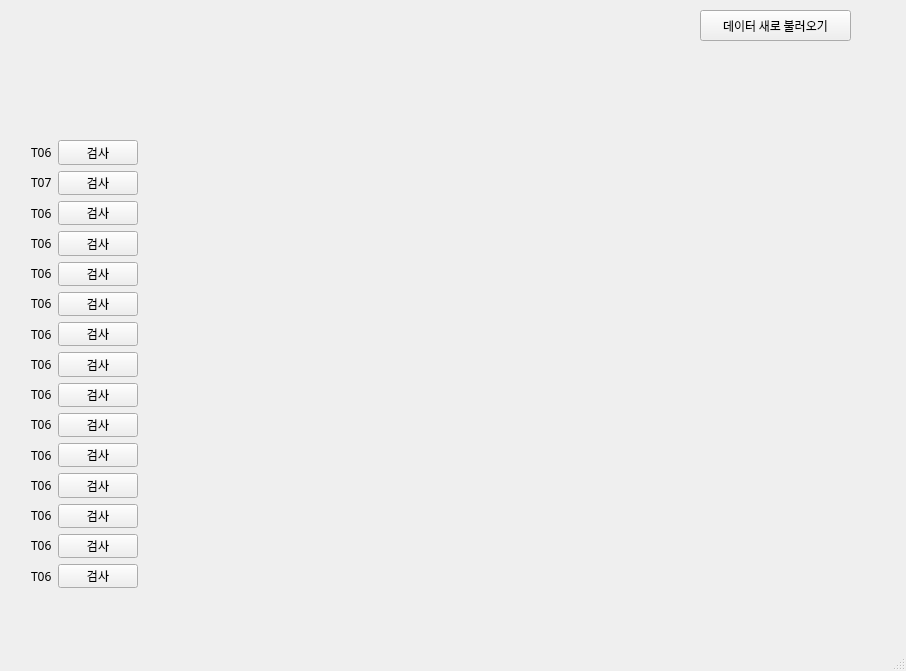
Before: the Qt Designer form ui/PX4Inspector.ui in Herrtane/PX4Inspector, drawn with Qt 5.
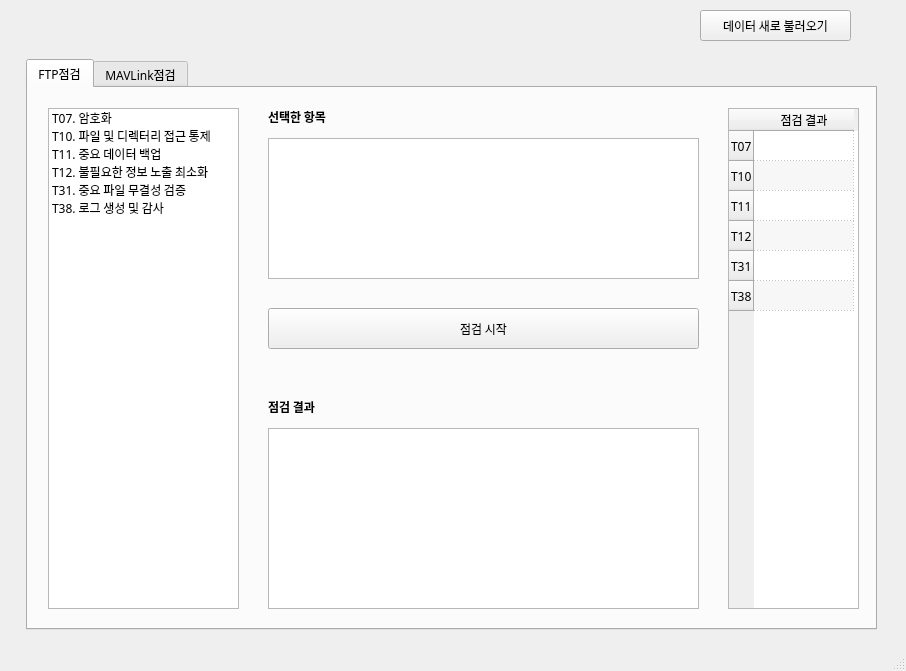
After: the same form once the commit is applied.

What changed in the file:
```diff
--- a/ui/PX4Inspector.ui
+++ b/ui/PX4Inspector.ui
@@ -69,6 +69,222 @@
      <string/>
     </property>
    </widget>
+   <widget class="QTabWidget" name="tabWidget">
+    <property name="geometry">
+     <rect>
+      <x>26</x>
+      <y>59</y>
+      <width>851</width>
+      <height>571</height>
+     </rect>
+    </property>
+    <property name="currentIndex">
+     <number>0</number>
+    </property>
+    <widget class="QWidget" name="FTPTab">
+     <attribute name="title">
+      <string>FTP점검</string>
+     </attribute>
+     <widget class="QTableWidget" name="ftp_result_tableWidget">
+      <property name="geometry">
+       <rect>
+        <x>700</x>
+        <y>20</y>
+        <width>131</width>
+        <height>501</height>
+       </rect>
+      </property>
+      <property name="sizeAdjustPolicy">
+       <enum>QAbstractScrollArea::AdjustIgnored</enum>
+      </property>
+      <property name="alternatingRowColors">
+       <bool>true</bool>
+      </property>
+      <property name="showGrid">
+       <bool>true</bool>
+      </property>
+      <property name="gridStyle">
+       <enum>Qt::DotLine</enum>
+      </property>
+      <attribute name="horizontalHeaderDefaultSectionSize">
+       <number>100</number>
+      </attribute>
+      <row>
+       <property name="text">
+        <string>T07</string>
+       </property>
+      </row>
+      <row>
+       <property name="text">
+        <string>T10</string>
+       </property>
+      </row>
+      <row>
+       <property name="text">
+        <string>T11</string>
+       </property>
+      </row>
+      <row>
+       <property name="text">
+        <string>T12</string>
+       </property>
+      </row>
+      <row>
+       <property name="text">
+        <string>T31</string>
+       </property>
+      </row>
+      <row>
+       <property name="text">
+        <string>T38</string>
+       </property>
+      </row>
+      <column>
+       <property name="text">
+        <string>점검 결과</string>
+       </property>
+      </column>
+      <item row="0" column="0">
+       <property name="text">
+        <string/>
+       </property>
+       <property name="flags">
+        <set>ItemIsSelectable|ItemIsDragEnabled|ItemIsDropEnabled|ItemIsUserCheckable|ItemIsEnabled</set>
+       </property>
+      </item>
+      <item row="1" column="0">
+       <property name="text">
+        <string/>
+       </property>
+      </item>
+      <item row="2" column="0">
+       <property name="text">
+        <string/>
+       </property>
+      </item>
+      <item row="3" column="0">
+       <property name="text">
+        <string/>
+       </property>
+      </item>
+      <item row="4" column="0">
+       <property name="text">
+        <string/>
+       </property>
+      </item>
+     </widget>
+     <widget class="QListWidget" name="ftp_listWidget">
+      <property name="geometry">
+       <rect>
+        <x>20</x>
+        <y>20</y>
+        <width>191</width>
+        <height>501</height>
+       </rect>
+      </property>
+      <item>
+       <property name="text">
+        <string>T07. 암호화</string>
+       </property>
+      </item>
+      <item>
+       <property name="text">
+        <string>T10. 파일 및 디렉터리 접근 통제</string>
+       </property>
+      </item>
+      <item>
+       <property name="text">
+        <string>T11. 중요 데이터 백업</string>
+       </property>
+      </item>
+      <item>
+       <property name="text">
+        <string>T12. 불필요한 정보 노출 최소화</string>
+       </property>
+      </item>
+      <item>
+       <property name="text">
+        <string>T31. 중요 파일 무결성 검증</string>
+       </property>
+      </item>
+      <item>
+       <property name="text">
+        <string>T38. 로그 생성 및 감사</string>
+       </property>
+      </item>
+     </widget>
+     <widget class="QPushButton" name="ftp_start_pushButton">
+      <property name="geometry">
+       <rect>
+        <x>240</x>
+        <y>220</y>
+        <width>431</width>
+        <height>41</height>
+       </rect>
+      </property>
+      <property name="text">
+       <string>점검 시작</string>
+      </property>
+     </widget>
+     <widget class="QTextEdit" name="ftp_dir_textEdit">
+      <property name="geometry">
+       <rect>
+        <x>240</x>
+        <y>340</y>
+        <width>431</width>
+        <height>181</height>
+       </rect>
+      </property>
+      <property name="readOnly">
+       <bool>true</bool>
+      </property>
+     </widget>
+     <widget class="QLabel" name="label">
+      <property name="geometry">
+       <rect>
+        <x>240</x>
+        <y>310</y>
+        <width>91</width>
+        <height>16</height>
+       </rect>
+      </property>
+      <property name="text">
+       <string>&lt;html&gt;&lt;head/&gt;&lt;body&gt;&lt;p&gt;&lt;span style=&quot; font-weight:600;&quot;&gt;점검 결과&lt;/span&gt;&lt;/p&gt;&lt;/body&gt;&lt;/html&gt;</string>
+      </property>
+     </widget>
+     <widget class="QLabel" name="label_2">
+      <property name="geometry">
+       <rect>
+        <x>240</x>
+        <y>20</y>
+        <width>91</width>
+        <height>16</height>
+       </rect>
+      </property>
+      <property name="text">
+       <string>&lt;html&gt;&lt;head/&gt;&lt;body&gt;&lt;p&gt;&lt;span style=&quot; font-weight:600;&quot;&gt;선택한 항목&lt;/span&gt;&lt;/p&gt;&lt;/body&gt;&lt;/html&gt;</string>
+      </property>
+     </widget>
+     <widget class="QTextEdit" name="ftp_selected_textEdit">
+      <property name="geometry">
+       <rect>
+        <x>240</x>
+        <y>50</y>
+        <width>431</width>
+        <height>141</height>
+       </rect>
+      </property>
+      <property name="readOnly">
+       <bool>true</bool>
+      </property>
+     </widget>
+    </widget>
+    <widget class="QWidget" name="MAVTab">
+     <attribute name="title">
+      <string>MAVLink점검</string>
+     </attribute>
+    </widget>
+   </widget>
    <widget class="QWidget" name="">
     <property name="geometry">
      <rect>
@@ -78,226 +294,7 @@
       <height>448</height>
      </rect>
     </property>
-    <layout class="QHBoxLayout" name="horizontalLayout">
-     <item>
-      <layout class="QVBoxLayout" name="verticalLayout_2">
-       <item>
-        <widget class="QLabel" name="label">
-         <property name="text">
-          <string>T06</string>
-         </property>
-        </widget>
-       </item>
-       <item>
-        <widget class="QLabel" name="label_2">
-         <property name="text">
-          <string>T07</string>
-         </property>
-        </widget>
-       </item>
-       <item>
-        <widget class="QLabel" name="label_3">
-         <property name="text">
-          <string>T06</string>
-         </property>
-        </widget>
-       </item>
-       <item>
-        <widget class="QLabel" name="label_4">
-         <property name="text">
-          <string>T06</string>
-         </property>
-        </widget>
-       </item>
-       <item>
-        <widget class="QLabel" name="label_5">
-         <property name="text">
-          <string>T06</string>
-         </property>
-        </widget>
-       </item>
-       <item>
-        <widget class="QLabel" name="label_6">
-         <property name="text">
-          <string>T06</string>
-         </property>
-        </widget>
-       </item>
-       <item>
-        <widget class="QLabel" name="label_7">
-         <property name="text">
-          <string>T06</string>
-         </property>
-        </widget>
-       </item>
-       <item>
-        <widget class="QLabel" name="label_8">
-         <property name="text">
-          <string>T06</string>
-         </property>
-        </widget>
-       </item>
-       <item>
-        <widget class="QLabel" name="label_9">
-         <property name="text">
-          <string>T06</string>
-         </property>
-        </widget>
-       </item>
-       <item>
-        <widget class="QLabel" name="label_10">
-         <property name="text">
-          <string>T06</string>
-         </property>
-        </widget>
-       </item>
-       <item>
-        <widget class="QLabel" name="label_11">
-         <property name="text">
-          <string>T06</string>
-         </property>
-        </widget>
-       </item>
-       <item>
-        <widget class="QLabel" name="label_12">
-         <property name="text">
-          <string>T06</string>
-         </property>
-        </widget>
-       </item>
-       <item>
-        <widget class="QLabel" name="label_13">
-         <property name="text">
-          <string>T06</string>
-         </property>
-        </widget>
-       </item>
-       <item>
-        <widget class="QLabel" name="label_14">
-         <property name="text">
-          <string>T06</string>
-         </property>
-        </widget>
-       </item>
-       <item>
-        <widget class="QLabel" name="label_15">
-         <property name="text">
-          <string>T06</string>
-         </property>
-        </widget>
-       </item>
-      </layout>
-     </item>
-     <item>
-      <layout class="QVBoxLayout" name="verticalLayout">
-       <item>
-        <widget class="QPushButton" name="T6Button">
-         <property name="text">
-          <string>검사</string>
-         </property>
-        </widget>
-       </item>
-       <item>
-        <widget class="QPushButton" name="T7Button">
-         <property name="text">
-          <string>검사</string>
-         </property>
-        </widget>
-       </item>
-       <item>
-        <widget class="QPushButton" name="pushButton_3">
-         <property name="text">
-          <string>검사</string>
-         </property>
-        </widget>
-       </item>
-       <item>
-        <widget class="QPushButton" name="pushButton_4">
-         <property name="text">
-          <string>검사</string>
-         </property>
-        </widget>
-       </item>
-       <item>
-        <widget class="QPushButton" name="pushButton_5">
-         <property name="text">
-          <string>검사</string>
-         </property>
-        </widget>
-       </item>
-       <item>
-        <widget class="QPushButton" name="pushButton_6">
-         <property name="text">
-          <string>검사</string>
-         </property>
-        </widget>
-       </item>
-       <item>
-        <widget class="QPushButton" name="pushButton_7">
-         <property name="text">
-          <string>검사</string>
-         </property>
-        </widget>
-       </item>
-       <item>
-        <widget class="QPushButton" name="pushButton_8">
-         <property name="text">
-          <string>검사</string>
-         </property>
-        </widget>
-       </item>
-       <item>
-        <widget class="QPushButton" name="pushButton_9">
-         <property name="text">
-          <string>검사</string>
-         </property>
-        </widget>
-       </item>
-       <item>
-        <widget class="QPushButton" name="pushButton_10">
-         <property name="text">
-          <string>검사</string>
-         </property>
-        </widget>
-       </item>
-       <item>
-        <widget class="QPushButton" name="pushButton_11">
-         <property name="text">
-          <string>검사</string>
-         </property>
-        </widget>
-       </item>
-       <item>
-        <widget class="QPushButton" name="pushButton_12">
-         <property name="text">
-          <string>검사</string>
-         </property>
-        </widget>
-       </item>
-       <item>
-        <widget class="QPushButton" name="pushButton_13">
-         <property name="text">
-          <string>검사</string>
-         </property>
-        </widget>
-       </item>
-       <item>
-        <widget class="QPushButton" name="pushButton_14">
-         <property name="text">
-          <string>검사</string>
-         </property>
-        </widget>
-       </item>
-       <item>
-        <widget class="QPushButton" name="pushButton_15">
-         <property name="text">
-          <string>검사</string>
-         </property>
-        </widget>
-       </item>
-      </layout>
-     </item>
-    </layout>
+    <layout class="QHBoxLayout" name="horizontalLayout"/>
    </widget>
   </widget>
   <widget class="QStatusBar" name="statusbar">
```
